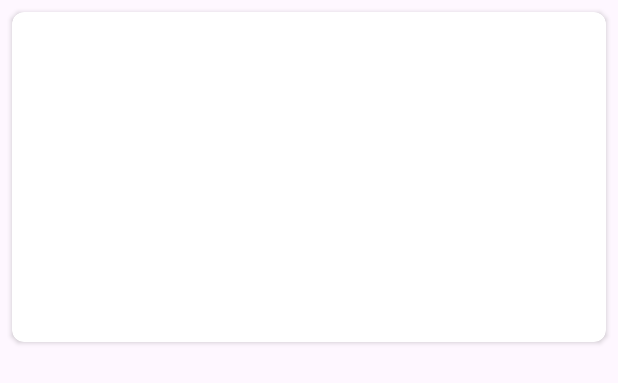
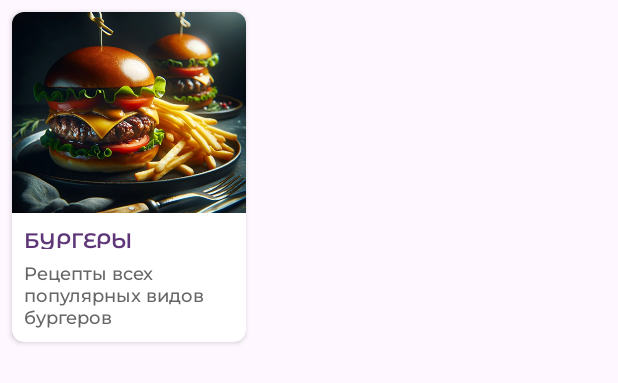
Before and after one commit to drop189/AndroidSprint, an Android app: the layout item_category.xml on its own in the app's theme, with its tools: preview values and no code run, on a phone screen of 412 x 824 dp. Shown: the top 383 px of the screen. Run offline under Robolectric (Android 15) with nearby library versions, the phone set to English and light mode, and no system bars.

Commit message:
AS-RA-07-3 add CardView UI with tools layout_height & layout_width

```diff
--- a/app/src/main/res/layout/item_category.xml
+++ b/app/src/main/res/layout/item_category.xml
@@ -1,13 +1,62 @@
 <?xml version="1.0" encoding="utf-8"?>
 <androidx.cardview.widget.CardView xmlns:android="http://schemas.android.com/apk/res/android"
     xmlns:app="http://schemas.android.com/apk/res-auto"
+    xmlns:tools="http://schemas.android.com/tools"
     android:layout_width="match_parent"
-    android:layout_height="@dimen/card_view_height"
-    android:layout_marginHorizontal="@dimen/indent_8dp"
-    android:layout_marginVertical="@dimen/indent_8dp"
+    android:layout_height="wrap_content"
+    android:layout_margin="@dimen/indent_8dp"
     android:clickable="true"
     android:foreground="?android:attr/selectableItemBackground"
-    app:cardCornerRadius="@dimen/main_corner_radius">
+    android:orientation="vertical"
+    app:cardCornerRadius="@dimen/main_corner_radius"
+    tools:layout_height="@dimen/card_view_height"
+    tools:layout_width="156dp"
+    >
+
+    <LinearLayout
+        android:layout_width="match_parent"
+        android:layout_height="match_parent"
+        android:orientation="vertical">
+
+        <ImageView
+            android:layout_width="match_parent"
+            android:layout_height="wrap_content"
+            android:layout_weight="1"
+            android:scaleType="centerCrop"
+            android:src="@drawable/burger"
+            tools:layout_height="130dp"
+            tools:layout_width="156dp"
+            />
+
+        <TextView
+            android:layout_width="wrap_content"
+            android:layout_height="wrap_content"
+            android:layout_marginHorizontal="@dimen/indent_8dp"
+            android:layout_marginTop="@dimen/indent_8dp"
+            android:layout_marginBottom="@dimen/indent_4dp"
+            android:fontFamily="@font/montserrat_alternates_semibold"
+            android:text="Бургеры"
+            android:textAllCaps="true"
+            android:textColor="@color/title_text_color"
+            android:textSize="@dimen/style_title_14_text_size"
+            tools:layout_height="16dp"
+            tools:layout_width="73dp"
+            />
+
+        <TextView
+
+            android:layout_width="wrap_content"
+            android:layout_height="wrap_content"
+            android:layout_marginHorizontal="@dimen/indent_8dp"
+            android:layout_marginVertical="@dimen/indent_4dp"
+            android:fontFamily="@font/montserrat_medium"
+            android:text="Рецепты всех популярных видов бургеров"
+            android:textColor="#666666"
+            android:textSize="12sp"
+            tools:layout_height="50dp"
+            tools:layout_width="140dp"
+            />
+    </LinearLayout>
 
 
 </androidx.cardview.widget.CardView>
```
Also changed, not shown: app/src/main/res/drawable/burger.png (added), app/src/main/res/font/montserrat_medium.ttf (added).
